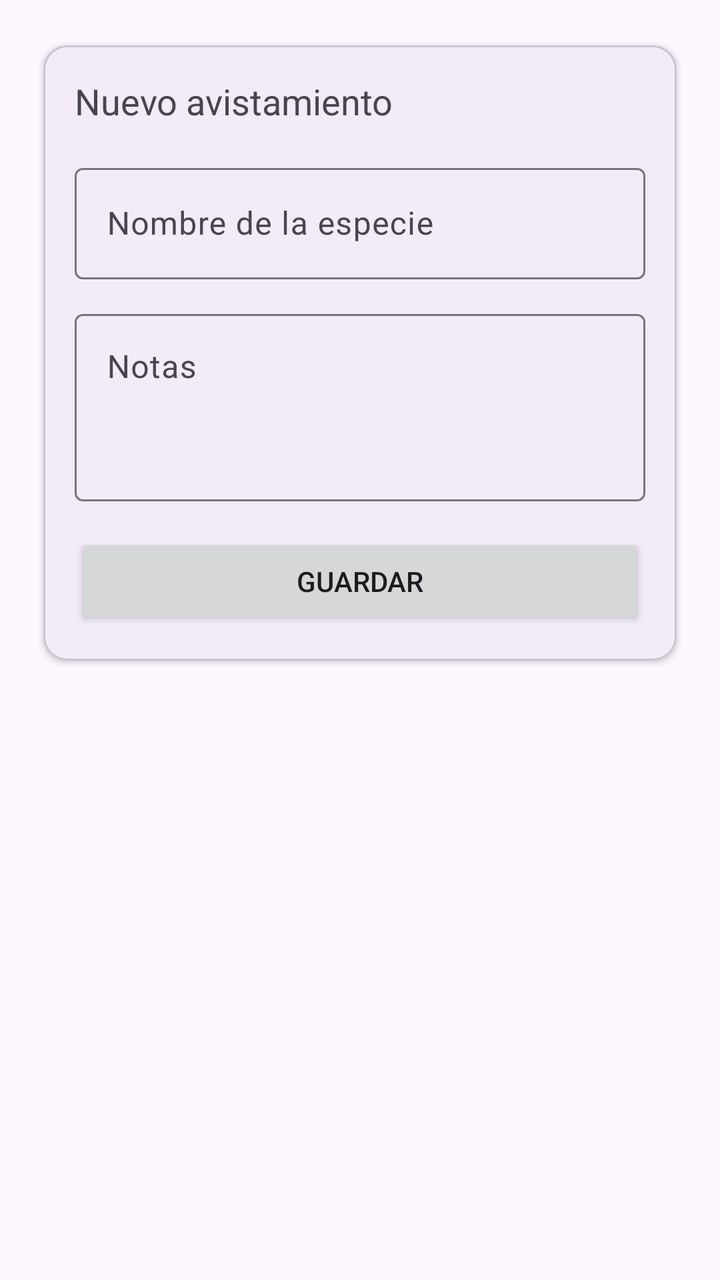
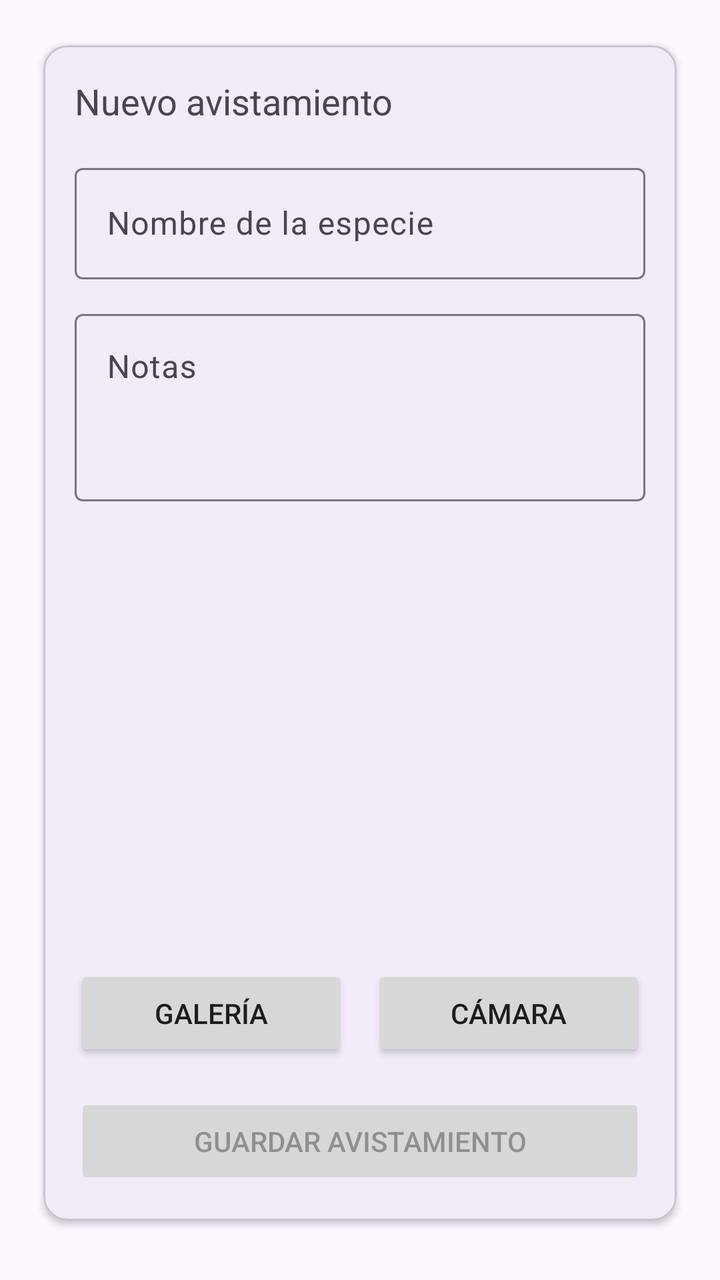

Before-and-after screenshots of an Android layout around one commit, followed by the original layout XML and the change that was made.
<!-- AndroidManifest.xml: application theme Theme.BioDex -->
<!-- res/layout/fragment_create_sighting.xml -->
<?xml version="1.0" encoding="utf-8"?>
<androidx.core.widget.NestedScrollView
    xmlns:android="http://schemas.android.com/apk/res/android"
    xmlns:app="http://schemas.android.com/apk/res-auto"
    android:layout_width="match_parent"
    android:layout_height="match_parent"
    android:fillViewport="true">

    <LinearLayout
        android:layout_width="match_parent"
        android:layout_height="wrap_content"
        android:orientation="vertical"
        android:padding="16dp">

        <com.google.android.material.card.MaterialCardView
            android:layout_width="match_parent"
            android:layout_height="wrap_content"
            app:cardUseCompatPadding="true"
            app:cardElevation="2dp">

            <LinearLayout
                android:layout_width="match_parent"
                android:layout_height="wrap_content"
                android:orientation="vertical"
                android:padding="16dp">

                <TextView
                    android:layout_width="wrap_content"
                    android:layout_height="wrap_content"
                    android:text="Nuevo avistamiento"
                    android:textSize="18sp" />

                <com.google.android.material.textfield.TextInputLayout
                    android:layout_width="match_parent"
                    android:layout_height="wrap_content"
                    android:hint="Nombre de la especie"
                    android:layout_marginTop="16dp">

                    <com.google.android.material.textfield.TextInputEditText
                        android:id="@+id/etSpeciesName"
                        android:layout_width="match_parent"
                        android:layout_height="wrap_content" />
                </com.google.android.material.textfield.TextInputLayout>

                <com.google.android.material.textfield.TextInputLayout
                    android:layout_width="match_parent"
                    android:layout_height="wrap_content"
                    android:hint="Notas"
                    android:layout_marginTop="12dp">

                    <com.google.android.material.textfield.TextInputEditText
                        android:id="@+id/etNotes"
                        android:layout_width="match_parent"
                        android:layout_height="wrap_content"
                        android:minLines="3"
                        android:gravity="top"
                        android:inputType="textMultiLine" />
                </com.google.android.material.textfield.TextInputLayout>

                <Button
                    android:id="@+id/btnSave"
                    android:layout_width="match_parent"
                    android:layout_height="wrap_content"
                    android:text="Guardar"
                    android:layout_marginTop="16dp"/>

                <TextView
                    android:id="@+id/tvError"
                    android:layout_width="match_parent"
                    android:layout_height="wrap_content"
                    android:layout_marginTop="8dp"
                    android:text=""
                    android:visibility="gone" />
            </LinearLayout>

        </com.google.android.material.card.MaterialCardView>

    </LinearLayout>
</androidx.core.widget.NestedScrollView>
<!-- resources referenced by this layout -->
<resources>
  <style name="Theme.BioDex" parent="Base.Theme.BioDex" />
  <style name="Base.Theme.BioDex" parent="Theme.Material3.DayNight.NoActionBar">
          
          
      </style>
</resources>

<!-- the commit's change to res/layout/fragment_create_sighting.xml (unified diff, before → after) -->
@@ -57,12 +57,57 @@
                         android:inputType="textMultiLine" />
                 </com.google.android.material.textfield.TextInputLayout>
 
-                <Button
-                    android:id="@+id/btnSave"
+                <FrameLayout
+                    android:layout_width="match_parent"
+                    android:layout_height="220dp">
+
+                    <ImageView
+                        android:id="@+id/imgPhoto"
+                        android:layout_width="match_parent"
+                        android:layout_height="match_parent"
+                        android:scaleType="centerCrop" />
+
+                    <com.google.android.material.floatingactionbutton.FloatingActionButton
+                        android:id="@+id/btnDeletePhoto"
+                        android:layout_width="wrap_content"
+                        android:layout_height="wrap_content"
+                        android:layout_gravity="top|end"
+                        android:layout_margin="12dp"
+                        android:contentDescription="Eliminar foto"
+                        android:visibility="gone" />
+                </FrameLayout>
+
+                
+                <LinearLayout
                     android:layout_width="match_parent"
                     android:layout_height="wrap_content"
-                    android:text="Guardar"
-                    android:layout_marginTop="16dp"/>
+                    android:layout_marginTop="12dp"
+                    android:orientation="horizontal">
+
+                    <Button
+                        android:id="@+id/btnPickFromGallery"
+                        android:layout_width="0dp"
+                        android:layout_height="wrap_content"
+                        android:layout_weight="1"
+                        android:text="Galería" />
+
+                    <Button
+                        android:id="@+id/btnTakePhoto"
+                        android:layout_width="0dp"
+                        android:layout_height="wrap_content"
+                        android:layout_marginStart="12dp"
+                        android:layout_weight="1"
+                        android:text="Cámara" />
+                </LinearLayout>
+
+                
+                <Button
+                    android:id="@+id/btnSubmitSighting"
+                    android:layout_width="match_parent"
+                    android:layout_height="wrap_content"
+                    android:layout_marginTop="16dp"
+                    android:text="Guardar avistamiento"
+                    android:enabled="false" />
 
                 <TextView
                     android:id="@+id/tvError"
